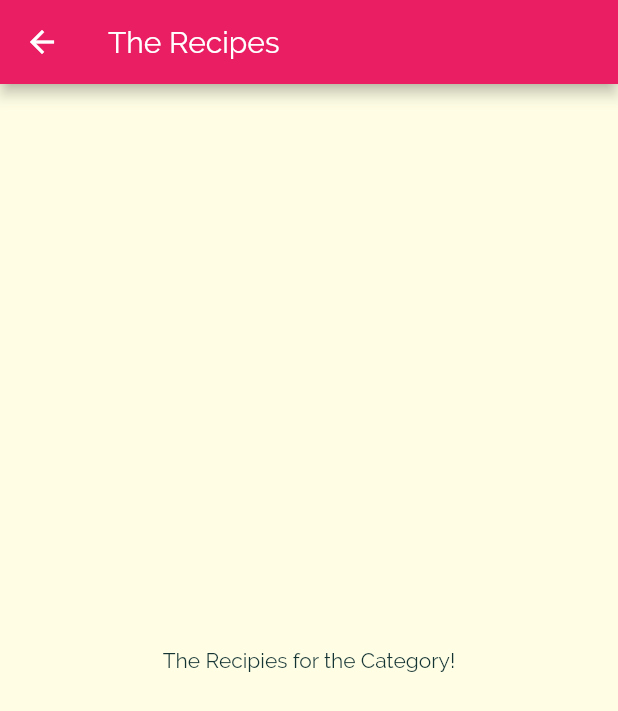
After one commit to webkidt/meal-app, a Flutter app: the screen it shows after launch, after a tap on "Italian", on a phone screen of 412 x 824 dp. The commit adds this screen. Shown: the top 711 px of the screen. Run offline on Flutter 3.47's test engine with Material 2 defaults, Android fonts, the phone set to English and light mode, and no system bars.

Commit message:
Navigating to a New Page

```diff
--- a/lib/category_item.dart
+++ b/lib/category_item.dart
@@ -1,4 +1,6 @@
 import 'package:flutter/material.dart';
+
+import './category_meals_screen.dart';
 
 class CategoryItem extends StatelessWidget {
   final String title;
@@ -6,9 +8,23 @@ class CategoryItem extends StatelessWidget {
 
   CategoryItem(this.title, this.color);
 
+  void selectCategory(BuildContext ctx) {
+    Navigator.of(ctx).push(
+      MaterialPageRoute(
+        builder: (_) {
+          return CategoryMealsScreen();
+        },
+      ),
+    );
+  }
+
   @override
   Widget build(BuildContext context) {
-    return Container(
+    return InkWell(
+      onTap: () => selectCategory(context),
+      splashColor: Theme.of(context).primaryColor,
+      borderRadius: BorderRadius.circular(15),
+      child: Container(
         padding: const EdgeInsets.all(15),
         child: Text(
           title,
@@ -25,6 +41,7 @@ class CategoryItem extends StatelessWidget {
           ),
           borderRadius: BorderRadius.circular(15),
         ),
+      ),
     );
   }
 }
--- /dev/null
+++ b/lib/category_meals_screen.dart
@@ -0,0 +1,17 @@
+import 'package:flutter/material.dart';
+
+class CategoryMealsScreen extends StatelessWidget {
+  @override
+  Widget build(BuildContext context) {
+    return Scaffold(
+      appBar: AppBar(
+        title: Text('The Recipes'),
+      ),
+      body: Center(
+        child: Text(
+          'The Recipies for the Category!',
+        ),
+      ),
+    );
+  }
+}
```
Lines whose indentation alone changed are shown as unchanged.
